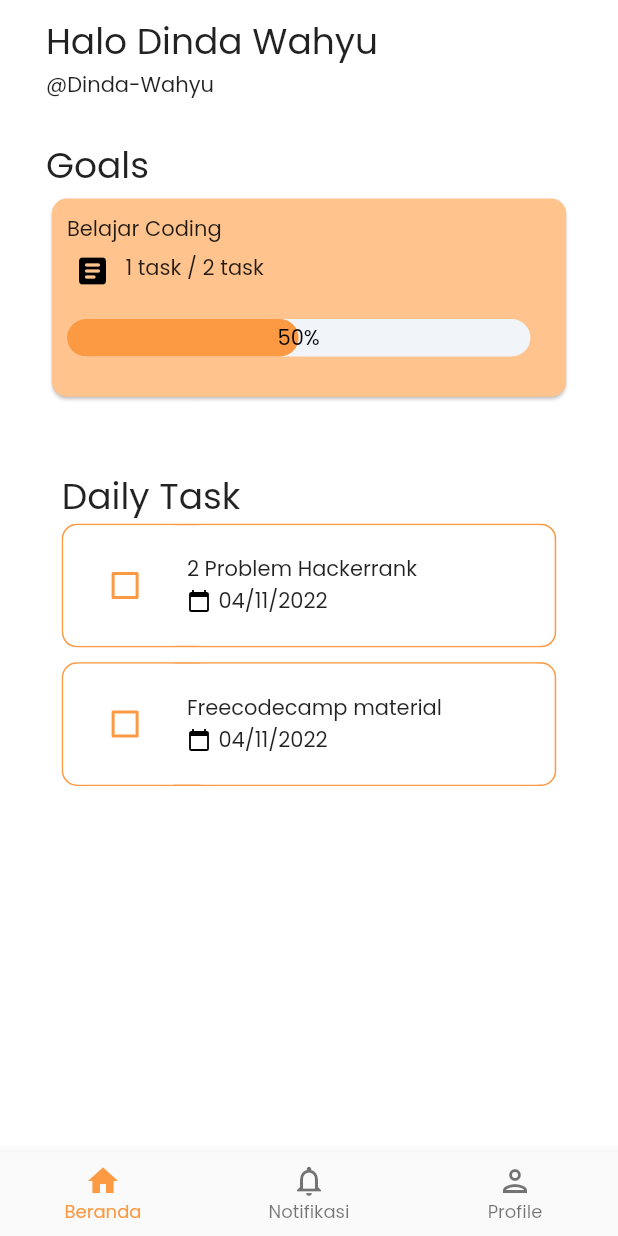
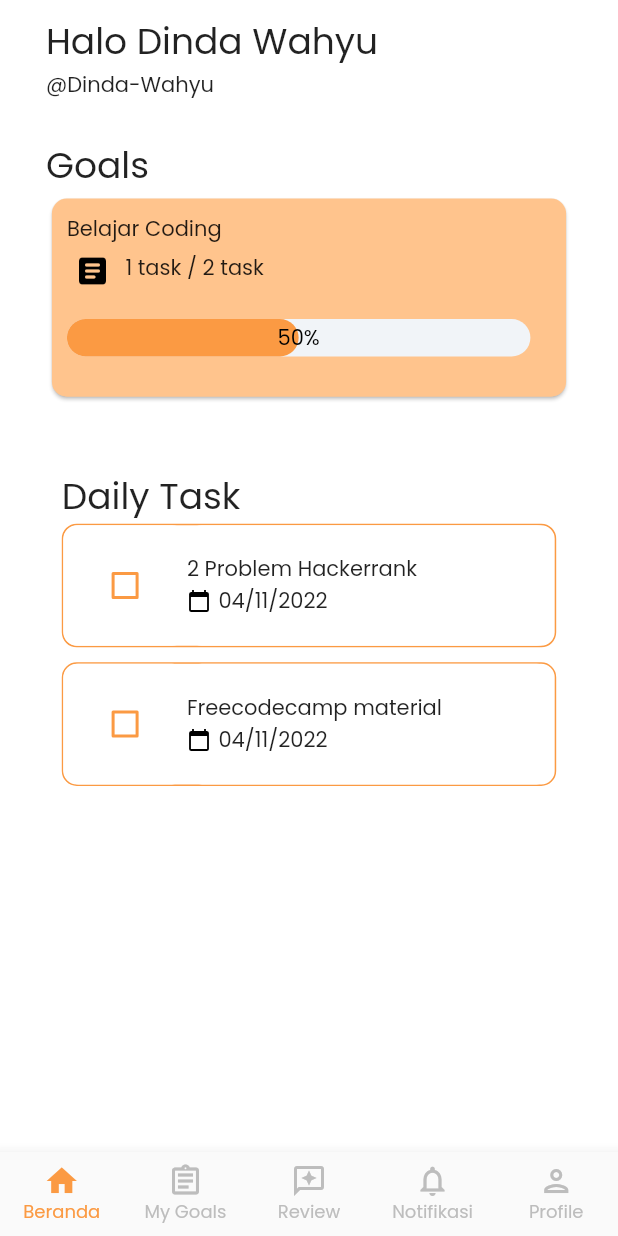
Before and after one commit to dwikifkurniawan/habito, a Flutter app: the BottomNav screen opened directly, on a phone screen of 412 x 824 dp. Run offline on Flutter 3.47's test engine with Material 2 defaults, Android fonts, the phone set to English and light mode, and no system bars; drawn by our look-alikes of percent_indicator; our stand-ins replace dropdown_button2, font_awesome_flutter, google_fonts, shared_preferences; missing offline and left inert: passwordfield; accounts and stored records are empty.

Commit message:
update bottom navigation

```diff
--- a/lib/bottom_navi.dart
+++ b/lib/bottom_navi.dart
@@ -5,8 +5,10 @@ import 'package:flutter/src/widgets/container.dart';
 import 'package:flutter/src/widgets/framework.dart';
 import 'package:google_fonts/google_fonts.dart';
 import 'package:habito/Notifikasi.dart';
+import 'package:habito/addGoal.dart';
 import 'package:habito/home.dart';
 import 'package:habito/profile.dart';
+import 'package:habito/theme_s.dart';
 
 class BottomNav extends StatefulWidget {
   const BottomNav({super.key});
@@ -17,13 +19,20 @@ class BottomNav extends StatefulWidget {
 
 class _BottomNavState extends State<BottomNav> {
   int currentIndex = 0;
-  final List<Widget> body = [HomeWidget(), Notifikasi(), ProfilePageWidget()];
+  final List<Widget> body = [
+    HomeWidget(),
+    AddGoalPage(),
+    Notifikasi(),
+    Notifikasi(),
+    ProfilePageWidget()
+  ];
 
   @override
   Widget build(BuildContext context) {
     return Scaffold(
         body: body[currentIndex],
         bottomNavigationBar: BottomNavigationBar(
+          type: BottomNavigationBarType.fixed,
           currentIndex: currentIndex,
           onTap: (index) {
             setState(() {
@@ -35,6 +44,16 @@ class _BottomNavState extends State<BottomNav> {
               icon: Icon(Icons.home_outlined),
               activeIcon: Icon(Icons.home),
               label: "Beranda",
+            ),
+            BottomNavigationBarItem(
+              icon: Icon(Icons.assignment_outlined),
+              activeIcon: Icon(Icons.assignment),
+              label: "My Goals",
+            ),
+            BottomNavigationBarItem(
+              icon: Icon(Icons.reviews_outlined),
+              activeIcon: Icon(Icons.reviews),
+              label: "Review",
             ),
             BottomNavigationBarItem(
               icon: Icon(Icons.notifications_outlined),
@@ -50,6 +69,7 @@ class _BottomNavState extends State<BottomNav> {
           selectedLabelStyle: TextStyle(
               fontFamily: GoogleFonts.poppins().fontFamily, fontSize: 12),
           selectedItemColor: Color(0xFFFB9A43),
+          unselectedItemColor: Color(0xFFBDBDBD),
         ));
   }
 }
```
